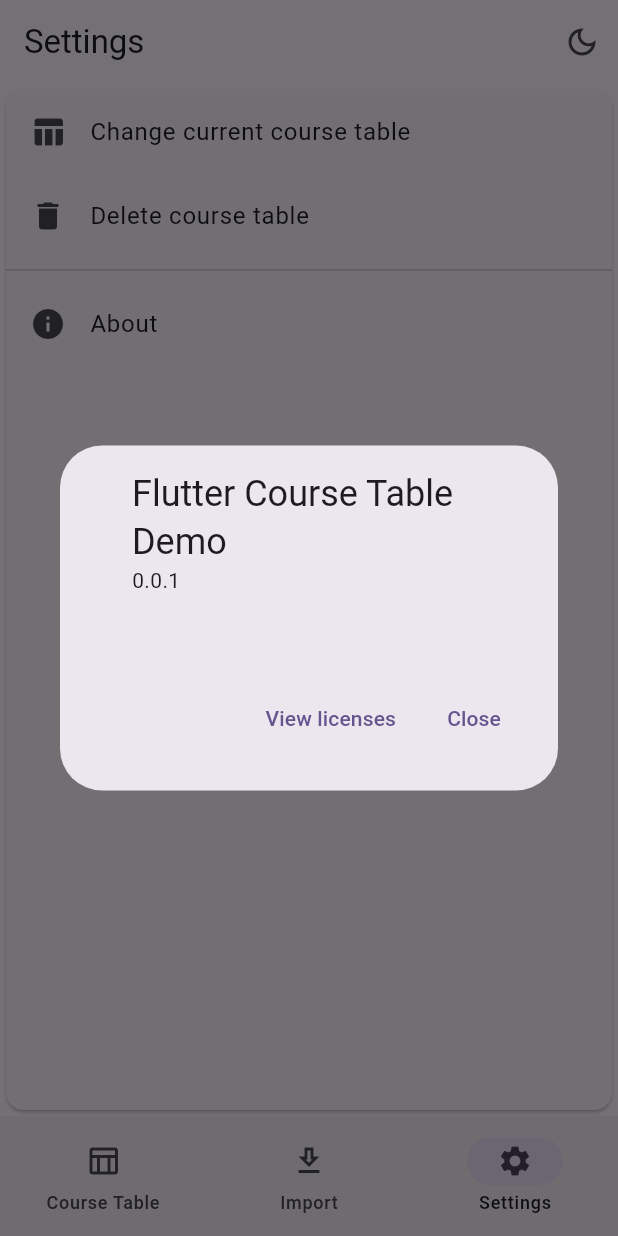
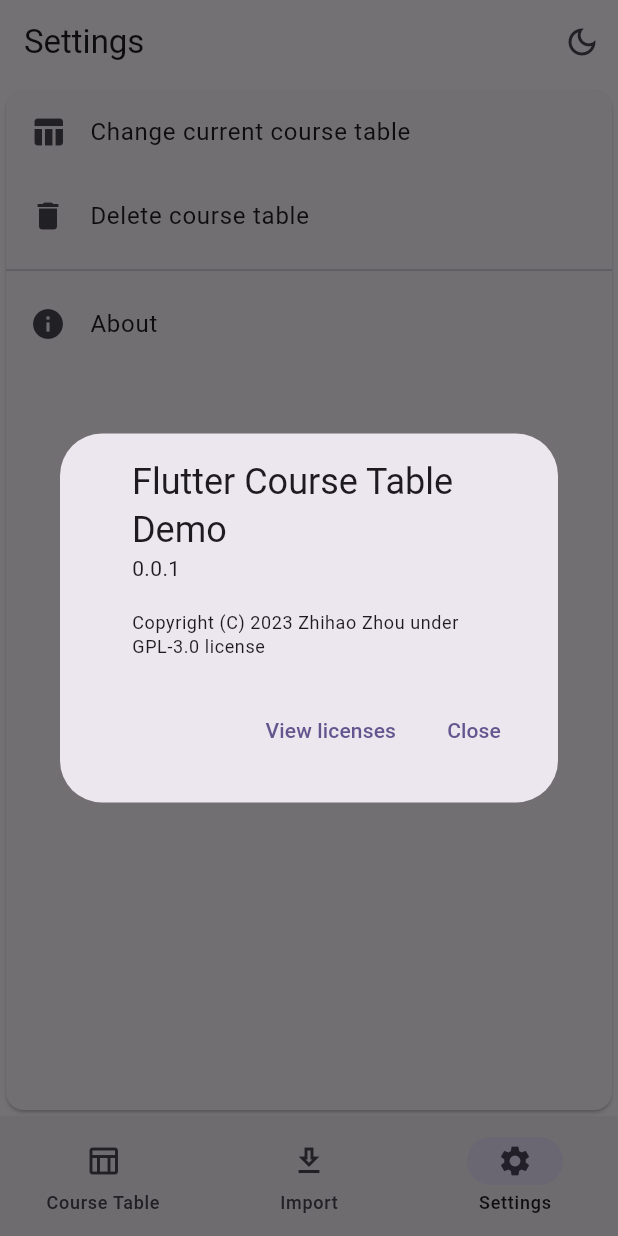
Before and after one commit to gaogao-qwq/flutter_course_table, a Flutter app: the screen it shows after launch, item 3 of the bottom bar chosen, after a tap on "About", on a phone screen of 412 x 824 dp. Run offline on Flutter 3.47's test engine with Material 2 defaults, Android fonts, the phone set to English and light mode, and no system bars; our stand-ins replace loader_overlay, shared_preferences; missing offline and left inert: spannable_grid.

Commit message:
Chore: Update application legalese

```diff
--- a/lib/constants.dart
+++ b/lib/constants.dart
@@ -55,7 +55,8 @@ enum ScreenSelected {
 
 enum AppInformation {
   appName("Flutter Course Table Demo"),
-  appVersion("0.0.1");
+  appVersion("0.0.1"),
+  appLegalese("Copyright (C) 2023 Zhihao Zhou under GPL-3.0 license");
 
   const AppInformation(this.value);
   final String value;
--- a/lib/pages/settings_page/settings_page.dart
+++ b/lib/pages/settings_page/settings_page.dart
@@ -136,6 +136,7 @@ class _SettingsPageState extends State<SettingsPage> with SingleTickerProviderSt
                   context: context,
                   applicationName: AppInformation.appName.value,
                   applicationVersion: AppInformation.appVersion.value,
+                  applicationLegalese: AppInformation.appLegalese.value,
                 );
               },
             ),
```
